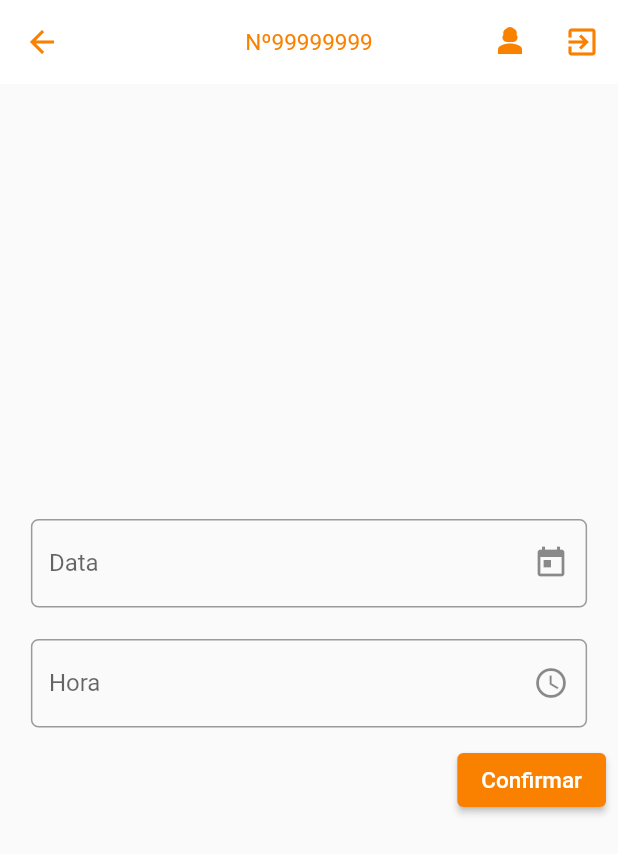
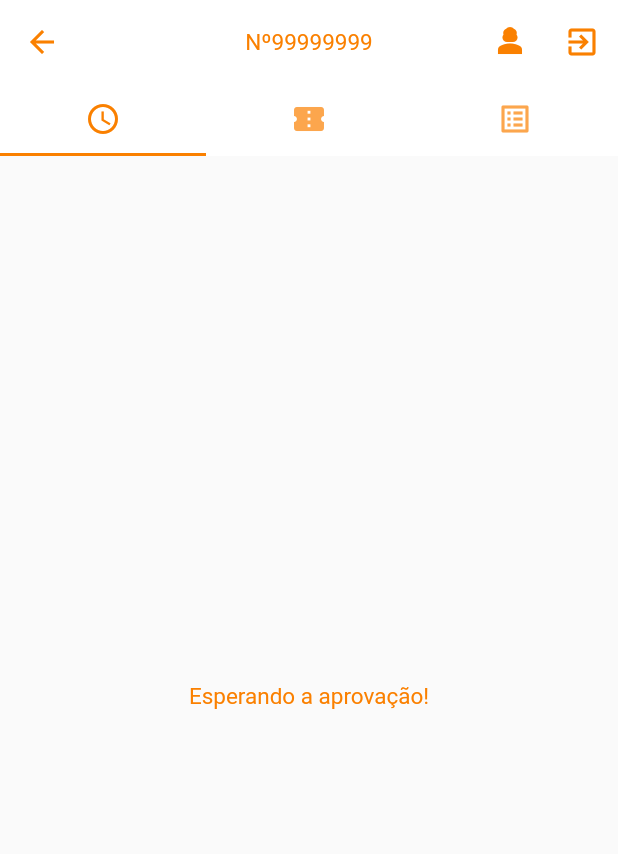
Before and after one commit to arseniomuanda/mobile_pavpl, a Flutter app: the SchedulingPage screen opened by its route, after a tap on "Confirmar", on a phone screen of 412 x 824 dp. Shown: the top 854 px of the screen. Run offline on Flutter 3.47's test engine with Material 2 defaults, Android fonts, the light colour scheme and no system bars; our stand-ins replace google_fonts, logger; Roboto replaces fonts that are missing (Acme).

Commit message:
final telas

```diff
--- a/lib/app/helpers/text_helper.dart
+++ b/lib/app/helpers/text_helper.dart
@@ -1,10 +1,20 @@
 import 'package:flutter/material.dart';
 import 'package:google_fonts/google_fonts.dart';
 
-TextStyle fonte(BuildContext context,
+TextStyle fonte(BuildContext context, {bool isButton = false}) =>
+    GoogleFonts.acme(
+        color: isButton
+            ? Theme.of(context).colorScheme.onPrimary
+            : Theme.of(context).colorScheme.primary,
+        fontSize: 15);
+
+TextStyle fonte2(BuildContext context,
         {bool isButton = false}) =>
     GoogleFonts.acme(
         color: isButton
             ? Theme.of(context).colorScheme.onPrimary
             : Theme.of(context).colorScheme.primary,
-        fontSize: 15);
+        fontSize: 20);
+
+TextStyle fonteBlack(BuildContext context, {bool isButton = false}) =>
+    GoogleFonts.acme(color: Colors.black, fontSize: 20);
--- a/lib/app/routing/route_handler.dart
+++ b/lib/app/routing/route_handler.dart
@@ -4,7 +4,8 @@ import 'package:mobile_pavpl/views/auth/recover_pass_view.dart';
 import 'package:mobile_pavpl/views/auth/register_view.dart';
 import 'package:mobile_pavpl/views/home_view.dart';
 import 'package:mobile_pavpl/views/profile.dart';
-import 'package:mobile_pavpl/views/scheduling/scheduling.dart';
+import 'package:mobile_pavpl/views/scheduling/scheduling_profile_view.dart';
+import 'package:mobile_pavpl/views/scheduling/scheduling_view.dart';
 import 'package:mobile_pavpl/views/splash_view.dart';
 
 abstract class MRRoutes {
@@ -15,6 +16,7 @@ abstract class MRRoutes {
   static const String splash = '/splash';
   static const String perfil = '/perfil';
   static const String scheduling = '/scheduling';
+  static const String scheduleProfile = '/schedulProfile';
 }
 
 class MRRoute extends MRRoutes {
@@ -32,6 +34,8 @@ class MRRoute extends MRRoutes {
         return MaterialPageRoute(builder: (_) => const ProfilePage());
       case MRRoutes.scheduling:
         return MaterialPageRoute(builder: (_) => SchedulingPage());
+      case MRRoutes.scheduleProfile:
+        return MaterialPageRoute(builder: (_) => ScheduleProfilePage());
       /*  case MRRoutes.agendarServico:
         return MaterialPageRoute(
           builder: (_) => AgendarServicoView(
--- /dev/null
+++ b/lib/views/scheduling/scheduling_profile_view.dart
@@ -0,0 +1,138 @@
+import 'package:flutter/material.dart';
+import 'package:mobile_pavpl/app/helpers/text_helper.dart';
+import 'package:mobile_pavpl/app/routing/route_handler.dart';
+
+class ScheduleProfilePage extends StatefulWidget {
+  const ScheduleProfilePage({super.key});
+
+  @override
+  State<ScheduleProfilePage> createState() => _ScheduleProfilePageState();
+}
+
+class _ScheduleProfilePageState extends State<ScheduleProfilePage> {
+  @override
+  Widget build(BuildContext context) {
+    return DefaultTabController(
+      initialIndex: 0,
+      length: 3,
+      child: Scaffold(
+        appBar: AppBar(
+          centerTitle: true,
+          title: RichText(
+              text: TextSpan(
+                  style: fonte(context),
+                  text: 'Nº',
+                  children: const [TextSpan(text: '99999999')])),
+          actions: [
+            IconButton(
+                onPressed: () =>
+                    Navigator.of(context).pushNamed(MRRoutes.perfil),
+                icon: const Icon(Icons.person_3)),
+            IconButton(
+                onPressed: () =>
+                    Navigator.of(context).pushReplacementNamed(MRRoutes.login),
+                icon: const Icon(Icons.exit_to_app)),
+          ],
+          elevation: 0,
+          iconTheme:
+              IconThemeData(color: Theme.of(context).colorScheme.primary),
+          backgroundColor: Theme.of(context).colorScheme.onPrimary,
+          bottom: TabBar(
+              labelColor: Theme.of(context).colorScheme.primary,
+              indicatorColor: Theme.of(context).colorScheme.primary,
+              tabs: const [
+                Tab(
+                    icon: Icon(
+                  Icons.schedule,
+                )),
+                Tab(icon: Icon(Icons.confirmation_num)),
+                Tab(icon: Icon(Icons.list_alt)),
+              ]),
+        ),
+        body: TabBarView(
+          //controller: _tabController,
+          children: [
+            Center(
+                child: Text(
+              "Esperando a aprovação!",
+              style: fonte(context),
+            )),
+            Padding(
+              padding: EdgeInsets.symmetric(
+                  vertical: MediaQuery.of(context).size.height * 0.2,
+                  horizontal: 30),
+              child: Card(
+                child: Column(
+                  mainAxisAlignment: MainAxisAlignment.center,
+                  children: [
+                    RichText(
+                        text: TextSpan(
+                            style: fonte2(context),
+                            text: "Nome: ",
+                            children: [
+                          TextSpan(
+                              text: "Arsenio Nelson",
+                              style: fonteBlack(context, isButton: true))
+                        ])),
+                    RichText(
+                        text: TextSpan(
+                            style: fonte2(context),
+                            text: "Ticket: ",
+                            children: [
+                          TextSpan(
+                              text: "3894753498",
+                              style: fonteBlack(context, isButton: true))
+                        ])),
+                    RichText(
+                        text: TextSpan(
+                            style: fonte2(context),
+                            text: "Data: ",
+                            children: [
+                          TextSpan(
+                              text: "04/12/2023",
+                              style: fonteBlack(context, isButton: true))
+                        ])),
+                    RichText(
+                        text: TextSpan(
+                            style: fonte2(context),
+                            text: "Hora: ",
+                            children: [
+                          TextSpan(
+                              text: "12:30",
+                              style: fonteBlack(context, isButton: true))
+                        ])),
+                  ],
+                ),
+              ),
+            ),
+            Padding(
+              padding: const EdgeInsets.all(20.0),
+              child: Row(
+                mainAxisAlignment: MainAxisAlignment.center,
+                children: [
+                  ElevatedButton(
+                    child: Text(
+                      "Cancelar",
+                      style: fonte2(context, isButton: true),
+                    ),
+                    onPressed: () => Navigator.of(context)
+                        .pushReplacementNamed(MRRoutes.home),
+                  ),
+                  const Spacer(),
+                  ElevatedButton(
+                    child: Text(
+                      "Adiar",
+                      style: fonte2(context, isButton: true),
+                    ),
+                    onPressed: () => Navigator.of(context)
+                        .pushReplacementNamed(MRRoutes.scheduling),
+                  )
+                ],
+              ),
+            ),
+          ],
+        ),
+      ),
+    );
+  }
+}
--- a/lib/views/scheduling/scheduling.dart
+++ b/lib/views/scheduling/scheduling_view.dart
@@ -1,15 +1,11 @@
 import 'package:flutter/material.dart';
-import 'package:google_fonts/google_fonts.dart';
-import 'package:intl/intl.dart';
 import 'package:mobile_pavpl/app/helpers/text_helper.dart';
 import 'package:mobile_pavpl/app/helpers/time_helper.dart';
 import 'package:mobile_pavpl/app/routing/route_handler.dart';
-import 'package:mobile_pavpl/widgets/data_picker.widget.dart';
 import 'package:mobile_pavpl/widgets/text_field.dart';
-import 'package:syncfusion_flutter_datepicker/datepicker.dart';
 
 class SchedulingPage extends StatefulWidget {
-  SchedulingPage({super.key});
+  const SchedulingPage({super.key});
 
   @override
   State<SchedulingPage> createState() => _SchedulingPageState();
@@ -18,39 +14,6 @@ class SchedulingPage extends StatefulWidget {
 class _SchedulingPageState extends State<SchedulingPage> {
   final timeController = TextEditingController();
   final dateController = TextEditingController();
-
-  String _selectedDate = '';
-  String _dateCount = '';
-  String _range = '';
-  String _rangeCount = '';
-
-  void _onSelectionChanged(DateRangePickerSelectionChangedArgs args) {
-    /// The argument value will return the changed date as [DateTime] when the
-    /// widget [SfDateRangeSelectionMode] set as single.
-    ///
-    /// The argument value will return the changed dates as [List<DateTime>]
-    /// when the widget [SfDateRangeSelectionMode] set as multiple.
-    ///
-    /// The argument value will return the changed range as [PickerDateRange]
-    /// when the widget [SfDateRangeSelectionMode] set as range.
-    ///
-    /// The argument value will return the changed ranges as
-    /// [List<PickerDateRange] when the widget [SfDateRangeSelectionMode] set as
-    /// multi range.
-    setState(() {
-      if (args.value is PickerDateRange) {
-        _range = '${DateFormat('dd/MM/yyyy').format(args.value.startDate)} -'
-            // ignore: lines_longer_than_80_chars
-            ' ${DateFormat('dd/MM/yyyy').format(args.value.endDate ?? args.value.startDate)}';
-      } else if (args.value is DateTime) {
-        _selectedDate = args.value.toString();
-      } else if (args.value is List<DateTime>) {
-        _dateCount = args.value.length.toString();
-      } else {
-        _rangeCount = args.value.length.toString();
-      }
-    });
-  }
 
   @override
   Widget build(BuildContext context) {
@@ -88,6 +51,13 @@ class _SchedulingPageState extends State<SchedulingPage> {
                     if (value != null) {
                       setState(() {
                         dateController.text = formateDate2.format(value);
+
+                        pickTime(context).then((value) {
+                          if (value != null) {
+                            timeController.text =
+                                "${value.hour}:${value.minute}";
+                          }
+                        });
                       });
                     }
                   });
@@ -99,22 +69,15 @@ class _SchedulingPageState extends State<SchedulingPage> {
               controller: dateController,
             ),
             MRTextField(
-                suffixIconButton: IconButton(
-                    icon: const Icon(Icons.schedule),
-                    onPressed: () {
-                      pickTime(context).then((value) {
-                        if (value != null) {
-                          timeController.text = "${value.hour}:${value.minute}";
-                        }
-                      });
-                    }),
+                suffixIcon: const Icon((Icons.schedule)),
                 hint: "HH:mm",
                 label: "Hora",
                 controller: timeController),
             Align(
               alignment: Alignment.bottomRight,
               child: ElevatedButton(
-                  onPressed: () {},
+                  onPressed: () =>
+                      Navigator.of(context).pushNamed(MRRoutes.scheduleProfile),
                   child: Text(
                     'Confirmar',
                     style: fonte(context, isButton: true),
```
